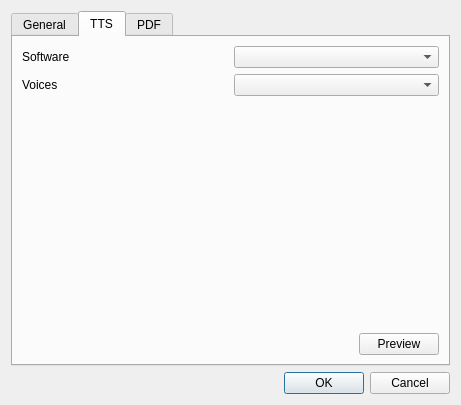
This is design/preferences.ui in kokimame/joytan as Qt 5 draws it before an edit. The edited form follows.
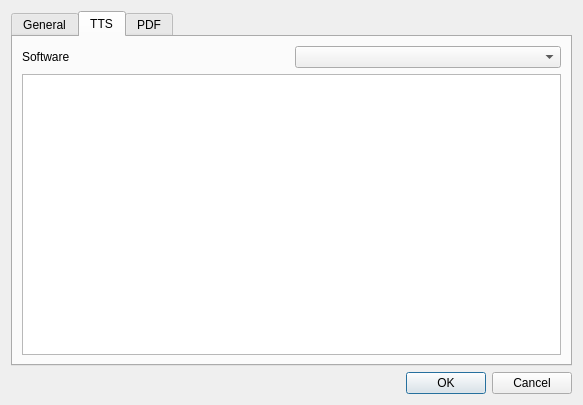
This is the edited form. The open tabs and pages were chosen to show the change.

Commit message: Added mapping widget between voice and languages on preferences

What changed in the file:
```diff
--- a/design/preferences.ui
+++ b/design/preferences.ui
@@ -6,7 +6,7 @@
    <rect>
     <x>0</x>
     <y>0</y>
-    <width>461</width>
+    <width>583</width>
     <height>405</height>
    </rect>
   </property>
@@ -240,55 +240,7 @@
         </layout>
        </item>
        <item>
-        <layout class="QHBoxLayout" name="horizontalLayout_13">
-         <item>
-          <widget class="QLabel" name="label_21">
-           <property name="text">
-            <string>Voices</string>
-           </property>
-          </widget>
-         </item>
-         <item>
-          <widget class="QComboBox" name="voiceCombo"/>
-         </item>
-        </layout>
-       </item>
-       <item>
-        <spacer name="verticalSpacer">
-         <property name="orientation">
-          <enum>Qt::Vertical</enum>
-         </property>
-         <property name="sizeHint" stdset="0">
-          <size>
-           <width>20</width>
-           <height>40</height>
-          </size>
-         </property>
-        </spacer>
-       </item>
-       <item>
-        <layout class="QHBoxLayout" name="horizontalLayout_2">
-         <item>
-          <spacer name="horizontalSpacer">
-           <property name="orientation">
-            <enum>Qt::Horizontal</enum>
-           </property>
-           <property name="sizeHint" stdset="0">
-            <size>
-             <width>40</width>
-             <height>20</height>
-            </size>
-           </property>
-          </spacer>
-         </item>
-         <item>
-          <widget class="QPushButton" name="previewBtn">
-           <property name="text">
-            <string>Preview</string>
-           </property>
-          </widget>
-         </item>
-        </layout>
+        <widget class="QListWidget" name="testList"/>
        </item>
       </layout>
      </widget>
```
Left out of the diff: 2 changed lines with no effect on the pictures. The commit also changes 2 other files.
